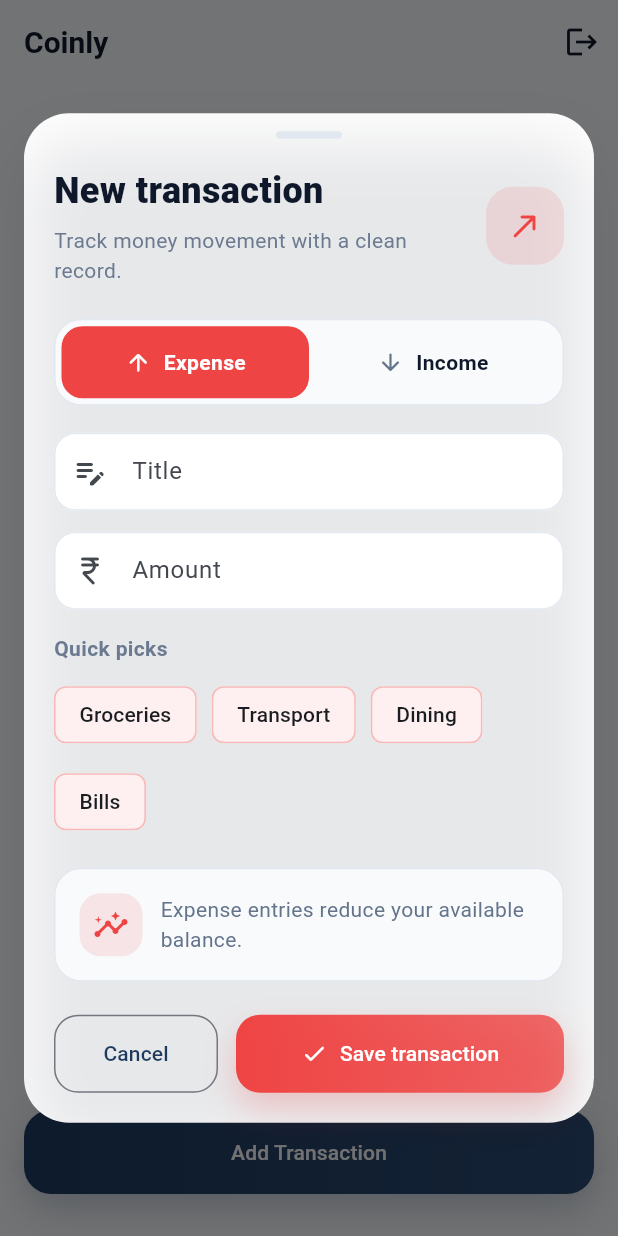
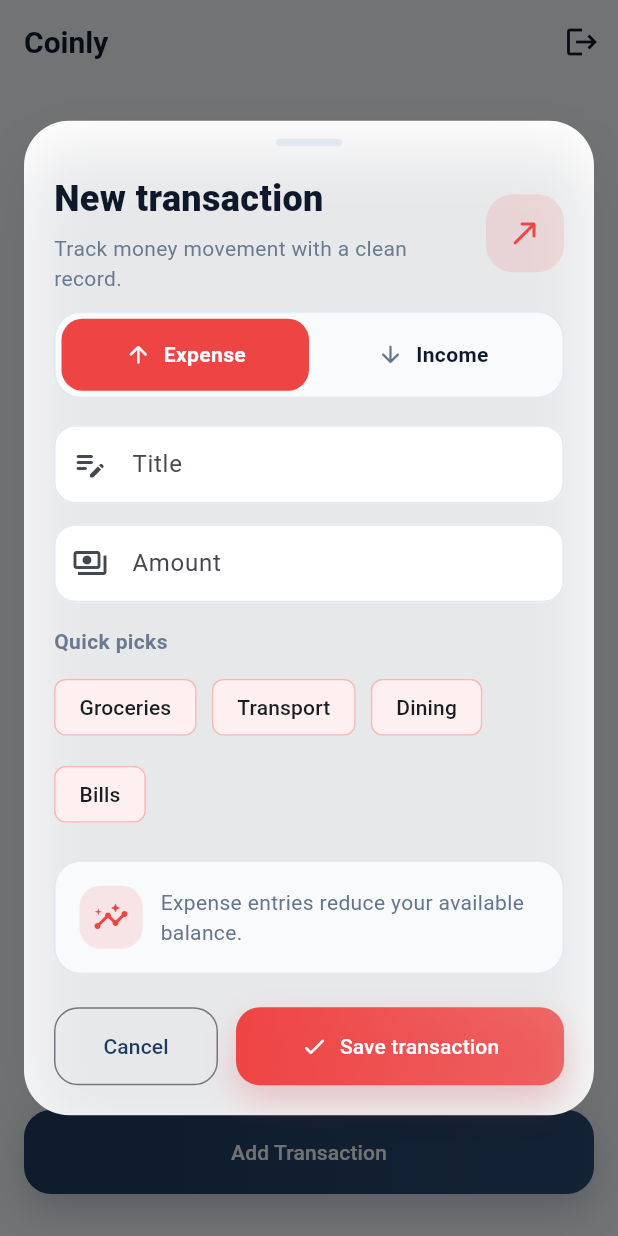
Before and after one commit to MalithEdirisinghe/coinly, a Flutter app: the screen it shows once a user with an empty profile is signed in, after a tap on "Add Transaction", on a phone screen of 412 x 824 dp. Run offline on Flutter 3.47's test engine with Material 3 defaults, Android fonts, the light colour scheme and no system bars; our stand-ins replace cloud_firestore, equatable, firebase_auth, firebase_core, flutter_bloc; accounts and stored records are empty.

Commit message:
improve transaction form UI

```diff
--- a/lib/features/dashboard/presentation/pages/dashboard_page.dart
+++ b/lib/features/dashboard/presentation/pages/dashboard_page.dart
@@ -50,6 +50,7 @@ class DashboardPage extends StatelessWidget {
         context.read<DashboardCubit>().clearError();
       },
       child: Scaffold(
+        resizeToAvoidBottomInset: false,
         appBar: AppBar(
           title: const Text('Coinly'),
           actions: [
@@ -326,15 +327,26 @@ class _AddTransactionComposerState extends State<_AddTransactionComposer> {
     return Dialog(
       backgroundColor: Colors.transparent,
       insetPadding: const EdgeInsets.symmetric(horizontal: 16, vertical: 24),
-      child: AnimatedPadding(
+      child: AnimatedContainer(
         duration: const Duration(milliseconds: 180),
         curve: Curves.easeOut,
-        padding: EdgeInsets.only(bottom: viewInsets),
+        constraints: BoxConstraints(
+          maxHeight: (mediaQuery.size.height - viewInsets - 48).clamp(
+            320.0,
+            mediaQuery.size.height,
+          ),
+        ),
+        child: GestureDetector(
+          behavior: HitTestBehavior.opaque,
+          onTap: () => FocusScope.of(context).unfocus(),
           child: Center(
             child: ConstrainedBox(
               constraints: BoxConstraints(
                 maxWidth: 440,
-              maxHeight: mediaQuery.size.height * 0.82,
+                maxHeight: (mediaQuery.size.height - viewInsets - 48).clamp(
+                  320.0,
+                  mediaQuery.size.height * 0.9,
+                ),
               ),
               child: Material(
                 color: AppColors.surface,
@@ -387,9 +399,8 @@ class _AddTransactionComposerState extends State<_AddTransactionComposer> {
                                     Text(
                                       'Track money movement with a clean record.',
                                       style: TextStyle(
-                                      color: AppColors.textSecondary.withValues(
-                                        alpha: 0.95,
-                                      ),
+                                        color: AppColors.textSecondary
+                                            .withValues(alpha: 0.95),
                                       ),
                                     ),
                                   ],
@@ -412,7 +423,7 @@ class _AddTransactionComposerState extends State<_AddTransactionComposer> {
                               ),
                             ],
                           ),
-                        const SizedBox(height: 22),
+                          const SizedBox(height: 12),
                           Container(
                             padding: const EdgeInsets.all(4),
                             decoration: BoxDecoration(
@@ -426,7 +437,8 @@ class _AddTransactionComposerState extends State<_AddTransactionComposer> {
                                   child: _TypeChoiceButton(
                                     label: 'Expense',
                                     icon: Icons.arrow_upward_rounded,
-                                  isSelected: _type == TransactionType.expense,
+                                    isSelected:
+                                        _type == TransactionType.expense,
                                     selectedColor: AppColors.error,
                                     onTap: () => setState(
                                       () => _type = TransactionType.expense,
@@ -472,7 +484,7 @@ class _AddTransactionComposerState extends State<_AddTransactionComposer> {
                           decoration: const InputDecoration(
                             labelText: 'Amount',
                             hintText: '0.00',
-                            prefixIcon: Icon(Icons.currency_rupee_rounded),
+                            prefixIcon: Icon(Icons.payments_outlined),
                           ),
                             validator: (value) {
                               final amount = double.tryParse(value ?? '');
@@ -500,7 +512,9 @@ class _AddTransactionComposerState extends State<_AddTransactionComposer> {
                               for (final item in suggestions)
                                 ActionChip(
                                   label: Text(item),
-                                backgroundColor: accent.withValues(alpha: 0.08),
+                                  backgroundColor: accent.withValues(
+                                    alpha: 0.08,
+                                  ),
                                   side: BorderSide(
                                     color: accent.withValues(alpha: 0.18),
                                   ),
@@ -611,6 +625,7 @@ class _AddTransactionComposerState extends State<_AddTransactionComposer> {
             ),
           ),
         ),
+      ),
     );
   }
 }
```
Lines whose indentation alone changed are shown as unchanged.
